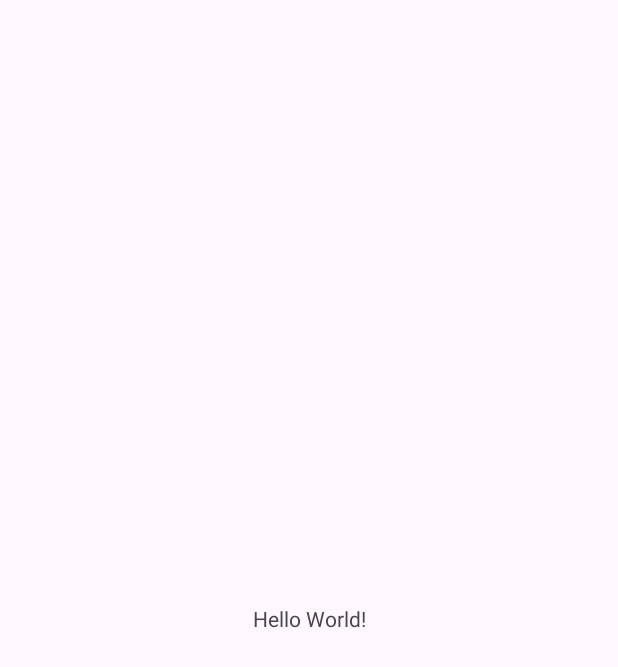
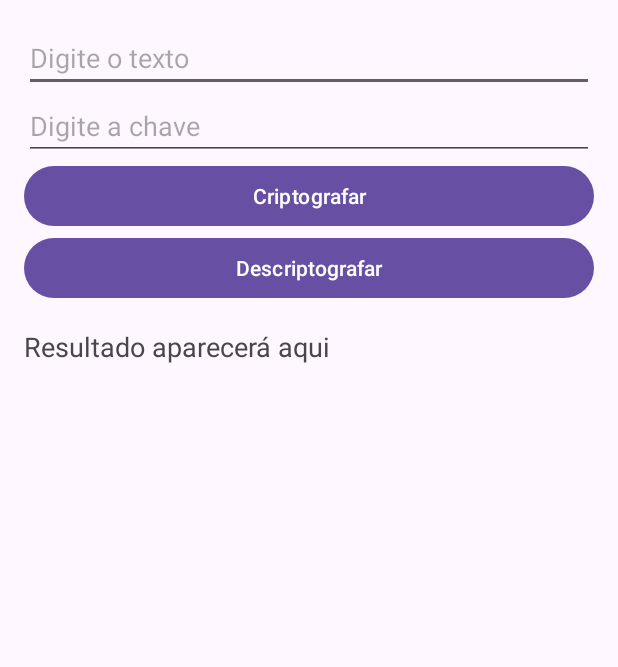
Before and after one commit to LuizAugusto1323/Aidl-Application, an Android app: the screen it shows after launch (MainActivity), on a phone screen of 412 x 824 dp. Before the commit the part shown is almost empty. Shown: the top 667 px of the screen. Run offline under Robolectric (Android 15) with nearby library versions, the phone set to English and light mode, and no system bars; 1 statement that could not run was skipped.

```diff
--- a/app/build.gradle.kts
+++ b/app/build.gradle.kts
@@ -29,10 +29,11 @@ android {
         sourceCompatibility = JavaVersion.VERSION_11
         targetCompatibility = JavaVersion.VERSION_11
     }
+
+    buildFeatures.aidl = true
 }
 
 dependencies {
-
     implementation(libs.appcompat)
     implementation(libs.material)
     implementation(libs.activity)
--- a/app/src/main/java/br/com/aidlapplication/MainActivity.java
+++ b/app/src/main/java/br/com/aidlapplication/MainActivity.java
@@ -1,24 +1,93 @@
 package br.com.aidlapplication;
 
+import android.content.ComponentName;
+import android.content.Context;
+import android.content.Intent;
+import android.content.ServiceConnection;
 import android.os.Bundle;
+import android.os.IBinder;
+import android.os.RemoteException;
+import android.widget.Button;
+import android.widget.EditText;
+import android.widget.TextView;
+import android.widget.Toast;
 
-import androidx.activity.EdgeToEdge;
 import androidx.appcompat.app.AppCompatActivity;
-import androidx.core.graphics.Insets;
-import androidx.core.view.ViewCompat;
-import androidx.core.view.WindowInsetsCompat;
 
 public class MainActivity extends AppCompatActivity {
+
+    private IEncryption encryptionService;
+    private boolean isBound = false;
+
+    private final ServiceConnection connection = new ServiceConnection() {
+        @Override
+        public void onServiceConnected(ComponentName name, IBinder service) {
+            encryptionService = IEncryption.Stub.asInterface(service);
+            isBound = true;
+            Toast.makeText(MainActivity.this, "Serviço conectado", Toast.LENGTH_LONG).show();
+        }
+
+        @Override
+        public void onServiceDisconnected(ComponentName name) {
+            encryptionService = null;
+            isBound = false;
+            Toast.makeText(MainActivity.this, "Serviço desconectado", Toast.LENGTH_LONG).show();
+        }
+    };
 
     @Override
     protected void onCreate(Bundle savedInstanceState) {
         super.onCreate(savedInstanceState);
-        EdgeToEdge.enable(this);
         setContentView(R.layout.activity_main);
-        ViewCompat.setOnApplyWindowInsetsListener(findViewById(R.id.main), (v, insets) -> {
-            Insets systemBars = insets.getInsets(WindowInsetsCompat.Type.systemBars());
-            v.setPadding(systemBars.left, systemBars.top, systemBars.right, systemBars.bottom);
-            return insets;
+
+        EditText inputText = findViewById(R.id.inputText);
+        EditText inputKey = findViewById(R.id.inputKey);
+        Button encryptButton = findViewById(R.id.encryptButton);
+        Button decryptButton = findViewById(R.id.decryptButton);
+        TextView resultText = findViewById(R.id.resultText);
+
+        encryptButton.setOnClickListener(v -> {
+            if (isBound && encryptionService != null) {
+                try {
+                    String text = inputText.getText().toString();
+                    int key = Integer.parseInt(inputKey.getText().toString());
+                    String encrypted = encryptionService.encrypt(text, key);
+                    resultText.setText("Criptografado: " + encrypted);
+                } catch (RemoteException | NumberFormatException e) {
+                    e.printStackTrace();
+                    Toast.makeText(MainActivity.this, "Erro na criptografia", Toast.LENGTH_SHORT).show();
+                }
+            }
+        });
+
+        decryptButton.setOnClickListener(v -> {
+            if (isBound && encryptionService != null) {
+                try {
+                    String text = inputText.getText().toString();
+                    int key = Integer.parseInt(inputKey.getText().toString());
+                    String decrypted = encryptionService.decrypt(text, key);
+                    resultText.setText("Descriptografado: " + decrypted);
+                } catch (RemoteException | NumberFormatException e) {
+                    e.printStackTrace();
+                    Toast.makeText(MainActivity.this, "Erro na descriptografia", Toast.LENGTH_SHORT).show();
+                }
+            }
         });
     }
+
+    @Override
+    protected void onStart() {
+        super.onStart();
+        Intent intent = new Intent(this, EncryptionService.class);
+        bindService(intent, connection, Context.BIND_AUTO_CREATE);
+    }
+
+    @Override
+    protected void onStop() {
+        super.onStop();
+        if (isBound) {
+            unbindService(connection);
+            isBound = false;
+        }
+    }
 }
--- a/app/src/main/res/layout/activity_main.xml
+++ b/app/src/main/res/layout/activity_main.xml
@@ -1,19 +1,41 @@
 <?xml version="1.0" encoding="utf-8"?>
-<androidx.constraintlayout.widget.ConstraintLayout xmlns:android="http://schemas.android.com/apk/res/android"
-    xmlns:app="http://schemas.android.com/apk/res-auto"
-    xmlns:tools="http://schemas.android.com/tools"
-    android:id="@+id/main"
+<LinearLayout xmlns:android="http://schemas.android.com/apk/res/android"
     android:layout_width="match_parent"
     android:layout_height="match_parent"
-    tools:context=".MainActivity">
+    android:orientation="vertical"
+    android:padding="16dp">
+
+    <EditText
+        android:id="@+id/inputText"
+        android:layout_width="match_parent"
+        android:layout_height="wrap_content"
+        android:hint="Digite o texto" />
+
+    <EditText
+        android:id="@+id/inputKey"
+        android:layout_width="match_parent"
+        android:layout_height="wrap_content"
+        android:hint="Digite a chave"
+        android:inputType="number" />
+
+    <Button
+        android:id="@+id/encryptButton"
+        android:layout_width="match_parent"
+        android:layout_height="wrap_content"
+        android:text="Criptografar" />
+
+    <Button
+        android:id="@+id/decryptButton"
+        android:layout_width="match_parent"
+        android:layout_height="wrap_content"
+        android:text="Descriptografar" />
 
     <TextView
-        android:layout_width="wrap_content"
+        android:id="@+id/resultText"
+        android:layout_width="match_parent"
         android:layout_height="wrap_content"
-        android:text="Hello World!"
-        app:layout_constraintBottom_toBottomOf="parent"
-        app:layout_constraintEnd_toEndOf="parent"
-        app:layout_constraintStart_toStartOf="parent"
-        app:layout_constraintTop_toTopOf="parent" />
+        android:text="Resultado aparecerá aqui"
+        android:textSize="18sp"
+        android:paddingTop="16dp" />
 
-</androidx.constraintlayout.widget.ConstraintLayout>
+</LinearLayout>
```
Also changed, not shown: app/src/main/AndroidManifest.xml (+9 -1 lines), app/src/main/java/br/com/aidlapplication/EncryptionService.java (added, +45 -0 lines), app/src/main/aidl/br/com/aidlapplication/IEncryption.aidl (added).
